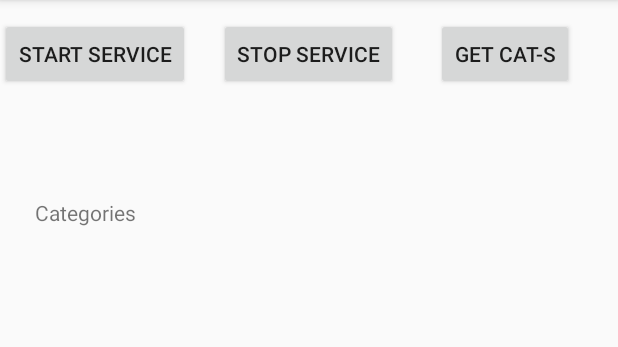
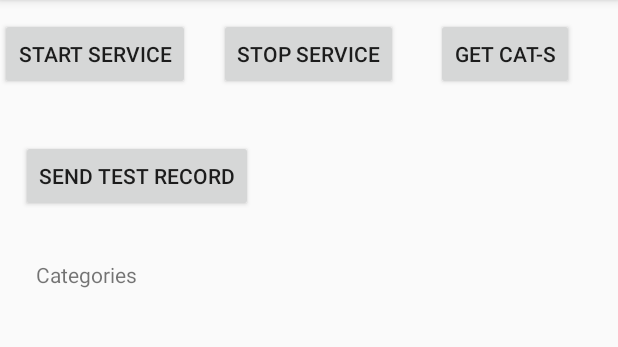
Before and after one commit to igordotsenko/WalletAssistant, an Android app: the screen it shows after launch (MainActivity), on a phone screen of 412 x 824 dp, the part 84-431 px from its top. Run offline under Robolectric (Android 15) with nearby library versions, the phone set to English and light mode, and no system bars.

Commit message:
Added test record sending

```diff
--- a/app/src/main/java/com/kindhomeless/wa/walletassistant/api/WalletApi.java
+++ b/app/src/main/java/com/kindhomeless/wa/walletassistant/api/WalletApi.java
@@ -1,19 +1,26 @@
 package com.kindhomeless.wa.walletassistant.api;
 
 import com.kindhomeless.wa.walletassistant.model.Category;
+import com.kindhomeless.wa.walletassistant.model.Record;
 
 import java.util.List;
 
 import retrofit2.Call;
+import retrofit2.http.Body;
 import retrofit2.http.GET;
 import retrofit2.http.Headers;
+import retrofit2.http.POST;
 
 public interface WalletApi {
-    @Headers({
-            "Content-Type:application/json",
-            "X-Token:f9ac1374-80bc-4fac-913c-f74a6985d9d0",
-            "X-User:dotsenko.kyiv@gmail.com"
-    })
+    String CONTENT_TYPE_HEADER = "Content-Type:application/json";
+    String TOKEN_HEADER = "X-Token:f9ac1374-80bc-4fac-913c-f74a6985d9d0";
+    String USER_HEADER = "X-User:dotsenko.kyiv@gmail.com";
+
+    @Headers({CONTENT_TYPE_HEADER, TOKEN_HEADER, USER_HEADER})
     @GET("categories")
     Call<List<Category>> listAllCategories();
+
+    @Headers({CONTENT_TYPE_HEADER, TOKEN_HEADER, USER_HEADER})
+    @POST("records-bulk")
+    Call<Void> postRecord(@Body List<Record> record);
 }
--- a/app/src/main/res/layout/activity_main.xml
+++ b/app/src/main/res/layout/activity_main.xml
@@ -25,8 +25,8 @@
         android:layout_height="wrap_content"
         android:layout_alignParentStart="true"
         android:layout_alignParentTop="true"
-        android:layout_marginStart="23dp"
-        android:layout_marginTop="132dp"
+        android:layout_marginStart="24dp"
+        android:layout_marginTop="173dp"
         android:text="Categories"
         app:layout_constraintBottom_toBottomOf="parent"
         app:layout_constraintLeft_toLeftOf="parent"
@@ -55,4 +55,14 @@
         tools:layout_editor_absoluteX="132dp"
         tools:layout_editor_absoluteY="389dp" />
 
+    <Button
+        android:id="@+id/send_test_record_button"
+        android:layout_width="wrap_content"
+        android:layout_height="wrap_content"
+        android:layout_alignParentStart="true"
+        android:layout_alignParentTop="true"
+        android:layout_marginStart="14dp"
+        android:layout_marginTop="93dp"
+        android:text="Send test record" />
+
 </RelativeLayout>
```
Also changed, not shown: app/src/main/java/com/kindhomeless/wa/walletassistant/MainActivity.java (+23 -0 lines), app/src/main/java/com/kindhomeless/wa/walletassistant/model/Record.java (added, +31 -0 lines).
